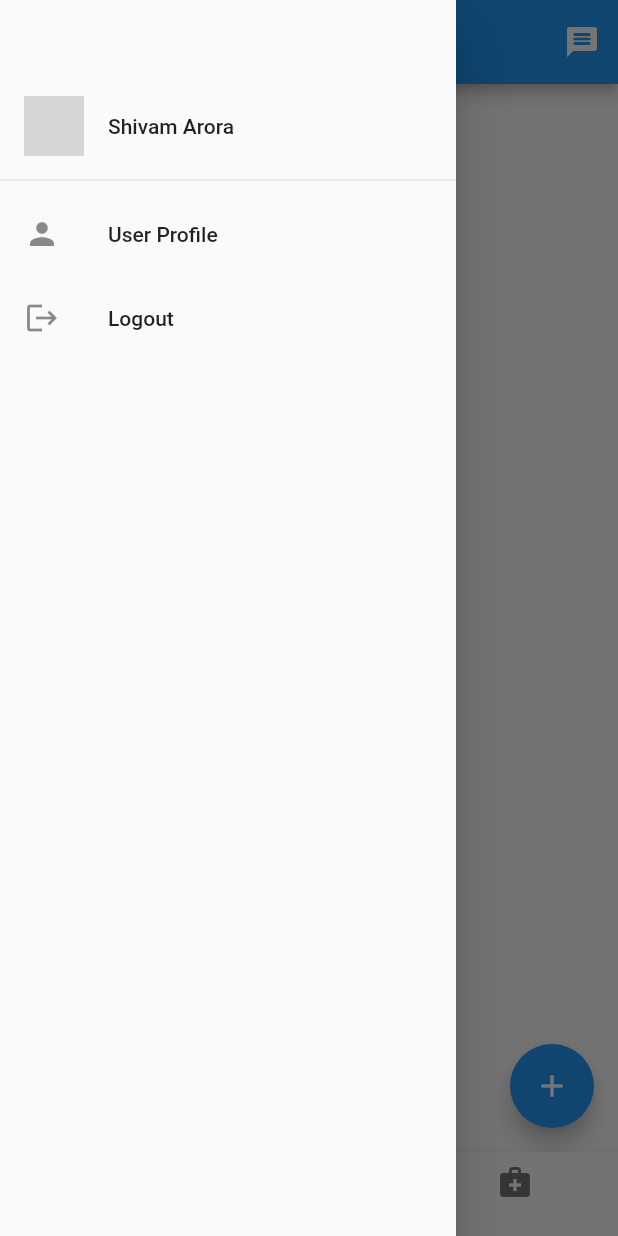
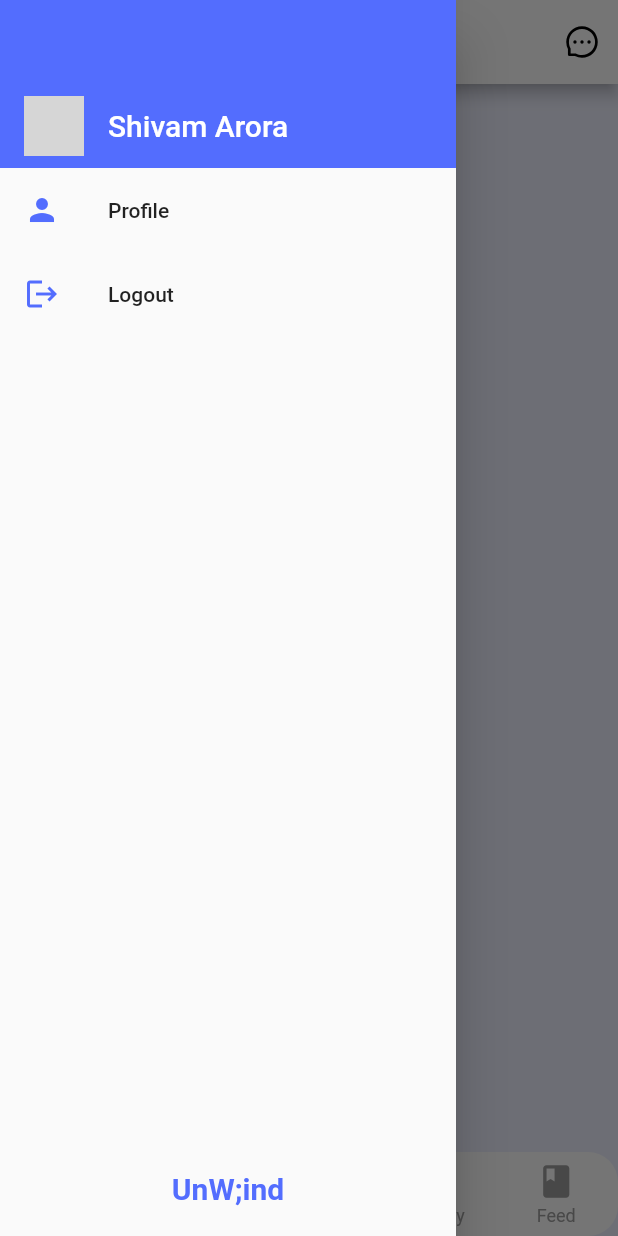
Before and after one commit to Compan-on/Unwind_flutter-frontend, a Flutter app: the NavScreen screen opened by its route, with the side drawer open, on a phone screen of 412 x 824 dp. Run offline on Flutter 3.47's test engine with Material 2 defaults, Android fonts, the phone set to English and light mode, and no system bars; drawn by our look-alikes of persistent_bottom_nav_bar; our stand-ins replace cloud_firestore, firebase_auth, firebase_core, firebase_storage, flutter_icons, font_awesome_flutter and 2 more; accounts and stored records are empty; network calls fail; grey boxes are pictures that could not be loaded.

Commit message:
Changed UI of HomeScreen, Drawer and CreatePostScreen

```diff
--- a/lib/main.dart
+++ b/lib/main.dart
@@ -23,3 +23,7 @@ class MyApp extends StatelessWidget {
     );
   }
 }
+
+
+//error-handling
+//orientation
--- a/lib/screens/mainScreens/home_screen.dart
+++ b/lib/screens/mainScreens/home_screen.dart
@@ -29,6 +29,7 @@ class _HomeScreenState extends State<HomeScreen> {
   Widget build(BuildContext context) {
     final fetchedPosts = Provider.of<Posts>(context).posts;
     return Scaffold(
+      backgroundColor: Color.fromRGBO(238, 240, 254, 1),
       body: _loading
           ? const Center(
               child: CircularProgressIndicator(),
@@ -45,13 +46,13 @@ class _HomeScreenState extends State<HomeScreen> {
                       },
                       itemCount: fetchedPosts.length,
                     ))),
-      floatingActionButton: FloatingActionButton(
-        onPressed: () {
-          Navigator.push(
-              context, MaterialPageRoute(builder: (context) => CreatePost()));
-        },
-        child: const Icon(Icons.add),
-      ),
+      // floatingActionButton: FloatingActionButton(
+      //   onPressed: () {
+      //     Navigator.push(
+      //         context, MaterialPageRoute(builder: (context) => CreatePost()));
+      //   },
+      //   child: const Icon(Icons.add),
+      // ),
     );
   }
 }
--- a/lib/screens/navScreens/nav_screen.dart
+++ b/lib/screens/navScreens/nav_screen.dart
@@ -1,10 +1,11 @@
 import 'package:flutter/material.dart';
-import '../mainScreens/home_screen.dart';
+import 'package:flutter_icons/flutter_icons.dart';
 
 import "package:provider/provider.dart";
 import "../../providers/post.dart";
 
 import '../../widgets/user_drawer.dart';
+import "../../widgets/navigation_bar.dart";
 
 class NavScreen extends StatefulWidget {
   const NavScreen({Key? key}) : super(key: key);
@@ -14,14 +15,6 @@ class NavScreen extends StatefulWidget {
 }
 
 class _NavScreenState extends State<NavScreen> {
-  var _selectedIndex = 0;
-
-  var screens = [
-    HomeScreen(),
-    Container(child: const Center(child: Text("Coming Soon"))),
-    Container(child: const Center(child: Text("Coming Soon"))),
-  ];
-
   @override
   Widget build(BuildContext context) {
     return MultiProvider(
@@ -31,32 +24,18 @@ class _NavScreenState extends State<NavScreen> {
           }),
         ],
         child: Scaffold(
-          appBar: AppBar(
-            title: const Text("UnW;nd"),
-            centerTitle: true,
-            actions: [
-              IconButton(
-                  onPressed: () {}, icon: const Icon(Icons.message_rounded)),
-            ],
-          ),
-          drawer: UserDrawer(),
-          body: screens[_selectedIndex],
-          bottomNavigationBar: BottomNavigationBar(
-            currentIndex: _selectedIndex,
-            onTap: (i) {
-              setState(() {
-                _selectedIndex = i;
-              });
-            },
-            type: BottomNavigationBarType.fixed,
-            items: const [
-              BottomNavigationBarItem(icon: Icon(Icons.home), label: ""),
-              BottomNavigationBarItem(
-                  icon: Icon(Icons.library_books), label: ""),
-              BottomNavigationBarItem(
-                  icon: Icon(Icons.medical_services), label: ""),
-            ],
-          ),
-        ));
+            appBar: AppBar(
+                iconTheme:
+                    const IconThemeData(color: Color.fromRGBO(0, 0, 0, 1)),
+                title: const Text("UnW;nd",
+                    style: TextStyle(color: Color.fromRGBO(83, 109, 254, 1))),
+                centerTitle: true,
+                backgroundColor: const Color.fromRGBO(255, 255, 255, 1),
+                actions: [
+                  IconButton(
+                      onPressed: () {}, icon: const Icon(AntDesign.message1)),
+                ]),
+            drawer: UserDrawer(),
+            body: NavigationBarUnwind()));
   }
 }
--- /dev/null
+++ b/lib/widgets/navigation_bar.dart
@@ -0,0 +1,105 @@
+import 'package:flutter/material.dart';
+import 'package:flutter_icons/flutter_icons.dart';
+import 'package:persistent_bottom_nav_bar/persistent-tab-view.dart';
+
+//screens
+import "../screens/mainScreens/home_screen.dart";
+import "../screens/mainScreens/create_post.dart";
+
+class NavigationBarUnwind extends StatefulWidget {
+  const NavigationBarUnwind({Key? key}) : super(key: key);
+
+  @override
+  _NavigationBarUnwindState createState() => _NavigationBarUnwindState();
+}
+
+class _NavigationBarUnwindState extends State<NavigationBarUnwind> {
+  PersistentTabController _controller =
+      PersistentTabController(initialIndex: 0);
+  bool _hideNavBar = false;
+
+  List<Widget> _screens() {
+    return [
+      HomeScreen(),
+      Container(child: const Center(child: Text("Coming Soon"))),
+      CreatePost(),
+      Container(child: const Center(child: Text("Coming Soon"))),
+      Container(child: const Center(child: Text("Coming Soon"))),
+    ];
+  }
+
+  List<PersistentBottomNavBarItem> _navBarsItems() {
+    return [
+      PersistentBottomNavBarItem(
+        icon: const Icon(Icons.home),
+        title: "Home",
+        activeColorPrimary: Colors.black,
+        inactiveColorPrimary: Colors.grey,
+      ),
+      PersistentBottomNavBarItem(
+        icon: const Icon(Ionicons.md_book),
+        title: "Library",
+        activeColorPrimary: Colors.black,
+        inactiveColorPrimary: Colors.grey,
+      ),
+      PersistentBottomNavBarItem(
+        icon: const Icon(Icons.add),
+        title: " ",
+        activeColorPrimary: const Color.fromRGBO(38, 50, 56, 1),
+        activeColorSecondary: Colors.white,
+      ),
+      PersistentBottomNavBarItem(
+        icon: const Icon(Icons.medical_services),
+        title: "Therapy",
+        activeColorPrimary: Colors.black,
+        inactiveColorPrimary: Colors.grey,
+      ),
+      PersistentBottomNavBarItem(
+        icon: const Icon(Icons.book),
+        title: "Feed",
+        activeColorPrimary: Colors.black,
+        inactiveColorPrimary: Colors.grey,
+      ),
+    ];
+  }
+
+  @override
+  Widget build(BuildContext context) {
+    return PersistentTabView(
+      context,
+      controller: _controller,
+      screens: _screens(),
+      items: _navBarsItems(),
+      confineInSafeArea: true,
+      backgroundColor: Colors.white,
+      handleAndroidBackButtonPress: true,
+      hideNavigationBarWhenKeyboardShows: true,
+      hideNavigationBar: _hideNavBar,
+      resizeToAvoidBottomInset: true,
+      stateManagement: true,
+      navBarHeight: MediaQuery.of(context).viewInsets.bottom > 0
+          ? 0.0
+          : kBottomNavigationBarHeight,
+      margin: EdgeInsets.all(0.0),
+      popActionScreens: PopActionScreensType.all,
+      bottomScreenMargin: (MediaQuery.of(context).viewInsets.bottom > 0
+              ? 0.0
+              : kBottomNavigationBarHeight) +
+          3,
+      decoration: NavBarDecoration(
+          colorBehindNavBar: const Color.fromRGBO(238, 240, 254, 1),
+          borderRadius: BorderRadius.circular(20.0)),
+      popAllScreensOnTapOfSelectedTab: true,
+      itemAnimationProperties: const ItemAnimationProperties(
+        duration: Duration(milliseconds: 400),
+        curve: Curves.ease,
+      ),
+      screenTransitionAnimation: const ScreenTransitionAnimation(
+        animateTabTransition: true,
+        curve: Curves.ease,
+        duration: Duration(milliseconds: 200),
+      ),
+      navBarStyle: NavBarStyle.style16,
+    );
+  }
+}
--- a/lib/widgets/user_drawer.dart
+++ b/lib/widgets/user_drawer.dart
@@ -47,29 +47,64 @@ class _UserDrawerState extends State<UserDrawer> {
     return Drawer(
       child: Column(
         children: [
-          SizedBox(height: AppBar().preferredSize.height),
+          Container(
+            decoration: const BoxDecoration(
+              color: Color.fromRGBO(83, 109, 254, 1),
+            ),
+            child: Column(
+              children: [
+                SizedBox(height: AppBar().preferredSize.height),
+                const ListTile(
+                  // tileColor: Color.fromRGBO(83, 109, 254, 1),
+                  textColor: Colors.white,
+                  leading: CircleAvatar(
+                    backgroundImage: NetworkImage(
+                        "https://cdn1.vectorstock.com/i/1000x1000/31/95/user-sign-icon-person-symbol-human-avatar-vector-12693195.jpg"),
+                  ),
+                  title: Text(
+                    "Shivam Arora",
+                    style: TextStyle(fontSize: 20),
+                  ),
+                ),
+              ],
+            ),
+          ),
           ListTile(
-            leading: CircleAvatar(
-              backgroundImage: NetworkImage(
-                  "https://cdn1.vectorstock.com/i/1000x1000/31/95/user-sign-icon-person-symbol-human-avatar-vector-12693195.jpg"),
+            leading: const Icon(
+              Icons.person,
+              color: Color.fromRGBO(83, 109, 254, 1),
             ),
-            title: Text("Shivam Arora"),
-          ),
-          Divider(),
-          ListTile(
-            leading: Icon(Icons.person),
-            title: Text("User Profile"),
+            title: const Text("Profile"),
             onTap: () {
               Navigator.pushReplacementNamed(context, Constants.profilePage);
             },
           ),
           ListTile(
-            leading: Icon(Icons.logout),
-            title: Text("Logout"),
+            leading: const Icon(
+              Icons.logout,
+              color: Color.fromRGBO(83, 109, 254, 1),
+            ),
+            title: const Text("Logout"),
             onTap: () {
               confirmLogout(context);
             },
           ),
+          Expanded(
+            child: Align(
+              alignment: Alignment.bottomCenter,
+              child: Container(
+                margin: const EdgeInsets.only(bottom: 20),
+                child: const Text(
+                  'UnW;ind',
+                  style: TextStyle(
+                    color: Color.fromRGBO(83, 109, 254, 1),
+                    fontSize: 20,
+                    fontWeight: FontWeight.w600,
+                  ),
+                ),
+              ),
+            ),
+          )
         ],
       ),
     );
--- a/pubspec.yaml
+++ b/pubspec.yaml
@@ -41,6 +41,8 @@ dependencies:
   http: ^0.13.4
   provider: ^6.0.2
   intl: ^0.17.0
+  flutter_icons: ^1.1.0
+  persistent_bottom_nav_bar: ^4.0.2
 
   font_awesome_flutter: ^9.2.0
   firebase_storage: ^10.2.4
```
Also changed, not shown: lib/screens/mainScreens/create_post.dart (+64 -23 lines), lib/widgets/post.dart (+15 -1 lines), pubspec.lock, 1 other file.
